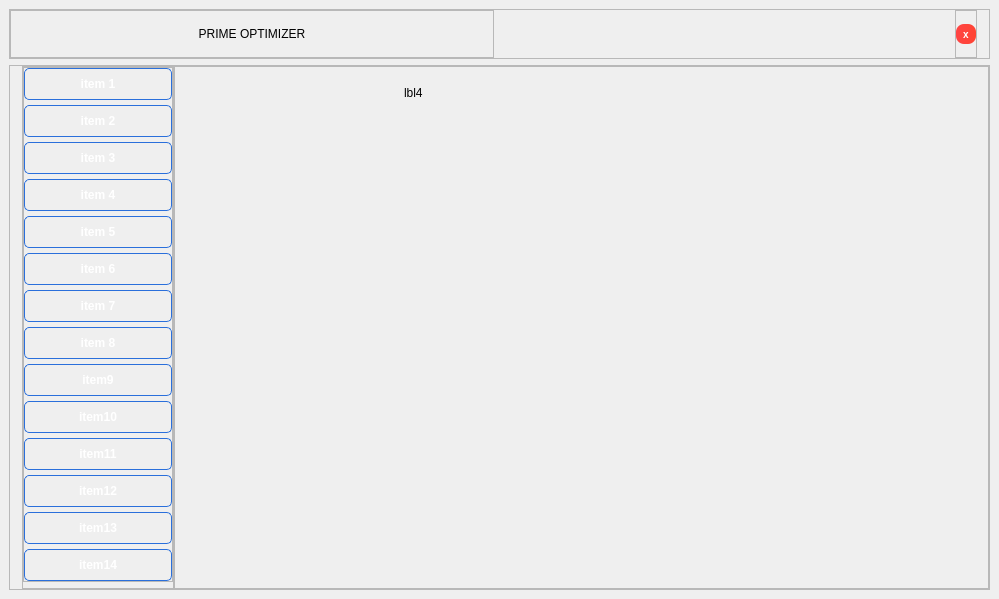
Old version of the form interface.ui in the repository ratestheme/project-1.
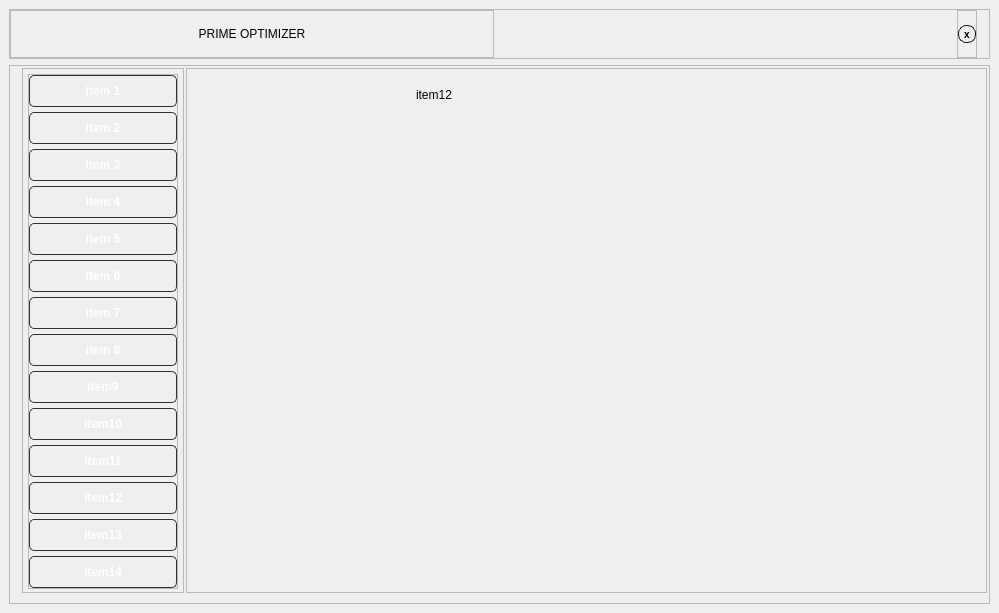
New version of the form. The open tabs and pages were chosen to show the change.

```diff
--- a/interface.ui
+++ b/interface.ui
@@ -2,20 +2,32 @@
 <ui version="4.0">
  <class>MainWindow</class>
  <widget class="QMainWindow" name="MainWindow">
+  <property name="enabled">
+   <bool>true</bool>
+  </property>
   <property name="geometry">
    <rect>
     <x>0</x>
     <y>0</y>
     <width>999</width>
-    <height>585</height>
+    <height>599</height>
    </rect>
   </property>
+  <property name="mouseTracking">
+   <bool>false</bool>
+  </property>
   <property name="windowTitle">
    <string>MainWindow</string>
   </property>
   <property name="styleSheet">
    <string notr="true"/>
   </property>
+  <property name="animated">
+   <bool>true</bool>
+  </property>
+  <property name="dockOptions">
+   <set>QMainWindow::AllowTabbedDocks|QMainWindow::AnimatedDocks|QMainWindow::GroupedDragging</set>
+  </property>
   <widget class="QWidget" name="centralwidget">
    <property name="styleSheet">
     <string notr="true"/>
@@ -128,11 +140,11 @@
            <widget class="QPushButton" name="pushButton">
             <property name="styleSheet">
              <string notr="true">QPushButton {
-    background: qlineargradient(x1:0, y1:0, x2:1, y2:0, stop:0 #ff4444, stop:1 #ff4433);
+    background: transparent;
     border-radius: 8px;  /* Half of height for perfect round */
-    border: none;
-    color: white;
-    padding: 2px 2px;
+    border:1px solid #111111;
+    color: black;
+  
     font-size: 10px;
     font-weight: bold;
     min-width: 16px;
@@ -170,21 +182,21 @@
       <property name="frameShadow">
        <enum>QFrame::Raised</enum>
       </property>
-      <layout class="QHBoxLayout" name="horizontalLayout">
+      <layout class="QHBoxLayout" name="horizontalLayout" stretch="0,0">
        <property name="spacing">
-        <number>0</number>
+        <number>2</number>
        </property>
        <property name="leftMargin">
         <number>12</number>
        </property>
        <property name="topMargin">
-        <number>0</number>
+        <number>2</number>
        </property>
        <property name="rightMargin">
-        <number>0</number>
+        <number>2</number>
        </property>
        <property name="bottomMargin">
-        <number>0</number>
+        <number>10</number>
        </property>
        <item>
         <widget class="QFrame" name="sidemenu">
@@ -197,22 +209,22 @@
          <property name="frameShadow">
           <enum>QFrame::Raised</enum>
          </property>
-         <layout class="QVBoxLayout" name="verticalLayout_2">
+         <layout class="QVBoxLayout" name="verticalLayout_2" stretch="0">
           <property name="spacing">
+           <number>2</number>
+          </property>
+          <property name="leftMargin">
+           <number>5</number>
+          </property>
+          <property name="topMargin">
+           <number>5</number>
+          </property>
+          <property name="rightMargin">
+           <number>5</number>
+          </property>
+          <property name="bottomMargin">
            <number>3</number>
           </property>
-          <property name="leftMargin">
-           <number>0</number>
-          </property>
-          <property name="topMargin">
-           <number>0</number>
-          </property>
-          <property name="rightMargin">
-           <number>0</number>
-          </property>
-          <property name="bottomMargin">
-           <number>6</number>
-          </property>
           <item alignment="Qt::AlignTop">
            <widget class="QFrame" name="frame_4">
             <property name="minimumSize">
@@ -255,9 +267,9 @@
                 <string notr="true">QPushButton {
     background: qlineargradient(
         x1:0, y1:0, x2:1, y2:0,
-        stop:0 #71e0fe, stop:1 #3c82fe
+        stop:0 #222421, stop:1 #333232
     );
-    border: 1px solid #2a6fdb;
+    border: 1px solid #303231;
     border-radius: 5px;
     color: white;
     padding: 8px 16px;
@@ -267,14 +279,14 @@
 QPushButton:hover {
     background: qlineargradient(
         x1:0, y1:0, x2:1, y2:0,
-        stop:0 #8ae6ff, stop:1 #4d8cff
+        stop:0 #333232, stop:1 #222421
     );
 }
 
 QPushButton:pressed {
     background: qlineargradient(
         x1:0, y1:0, x2:1, y2:0,
-        stop:0 #5ac8e8, stop:1 #2a6fdb
+        stop:0 #222421, stop:1 #333232
     );
 }</string>
                </property>
@@ -289,9 +301,9 @@
                 <string notr="true">QPushButton {
     background: qlineargradient(
         x1:0, y1:0, x2:1, y2:0,
-        stop:0 #71e0fe, stop:1 #3c82fe
+        stop:0 #222421, stop:1 #333232
     );
-    border: 1px solid #2a6fdb;
+    border: 1px solid #303231;
     border-radius: 5px;
     color: white;
     padding: 8px 16px;
@@ -301,14 +313,14 @@
 QPushButton:hover {
     background: qlineargradient(
         x1:0, y1:0, x2:1, y2:0,
-        stop:0 #8ae6ff, stop:1 #4d8cff
+        stop:0 #333232, stop:1 #222421
     );
 }
 
 QPushButton:pressed {
     background: qlineargradient(
         x1:0, y1:0, x2:1, y2:0,
-        stop:0 #5ac8e8, stop:1 #2a6fdb
+        stop:0 #222421, stop:1 #333232
     );
 }</string>
                </property>
@@ -323,9 +335,9 @@
                 <string notr="true">QPushButton {
     background: qlineargradient(
         x1:0, y1:0, x2:1, y2:0,
-        stop:0 #71e0fe, stop:1 #3c82fe
+        stop:0 #222421, stop:1 #333232
     );
-    border: 1px solid #2a6fdb;
+    border: 1px solid #303231;
     border-radius: 5px;
     color: white;
     padding: 8px 16px;
@@ -335,14 +347,38 @@
 QPushButton:hover {
     background: qlineargradient(
         x1:0, y1:0, x2:1, y2:0,
-        stop:0 #8ae6ff, stop:1 #4d8cff
+        stop:0 #333232, stop:1 #222421
     );
 }
 
 QPushButton:pressed {
     background: qlineargradient(
         x1:0, y1:0, x2:1, y2:0,
-        stop:0 #5ac8e8, stop:1 #2a6fdb
+        stop:0 #222421, stop:1 #333232
+    );
+}QPushButton {
+    background: qlineargradient(
+        x1:0, y1:0, x2:1, y2:0,
+        stop:0 #222421, stop:1 #333232
+    );
+    border: 1px solid #303231;
+    border-radius: 5px;
+    color: white;
+    padding: 8px 16px;
+    font-weight: bold;
+}
+
+QPushButton:hover {
+    background: qlineargradient(
+        x1:0, y1:0, x2:1, y2:0,
+        stop:0 #333232, stop:1 #222421
+    );
+}
+
+QPushButton:pressed {
+    background: qlineargradient(
+        x1:0, y1:0, x2:1, y2:0,
+        stop:0 #222421, stop:1 #333232
     );
 }</string>
                </property>
@@ -357,9 +393,9 @@
                 <string notr="true">QPushButton {
     background: qlineargradient(
         x1:0, y1:0, x2:1, y2:0,
-        stop:0 #71e0fe, stop:1 #3c82fe
+        stop:0 #222421, stop:1 #333232
     );
-    border: 1px solid #2a6fdb;
+    border: 1px solid #303231;
     border-radius: 5px;
     color: white;
     padding: 8px 16px;
@@ -369,14 +405,14 @@
 QPushButton:hover {
     background: qlineargradient(
         x1:0, y1:0, x2:1, y2:0,
-        stop:0 #8ae6ff, stop:1 #4d8cff
+        stop:0 #333232, stop:1 #222421
     );
 }
 
 QPushButton:pressed {
     background: qlineargradient(
         x1:0, y1:0, x2:1, y2:0,
-        stop:0 #5ac8e8, stop:1 #2a6fdb
+        stop:0 #222421, stop:1 #333232
     );
 }</string>
                </property>
@@ -391,9 +427,9 @@
                 <string notr="true">QPushButton {
     background: qlineargradient(
         x1:0, y1:0, x2:1, y2:0,
-        stop:0 #71e0fe, stop:1 #3c82fe
+        stop:0 #222421, stop:1 #333232
     );
-    border: 1px solid #2a6fdb;
+    border: 1px solid #303231;
     border-radius: 5px;
     color: white;
     padding: 8px 16px;
@@ -403,14 +439,14 @@
 QPushButton:hover {
     background: qlineargradient(
         x1:0, y1:0, x2:1, y2:0,
-        stop:0 #8ae6ff, stop:1 #4d8cff
+        stop:0 #333232, stop:1 #222421
     );
 }
 
 QPushButton:pressed {
     background: qlineargradient(
         x1:0, y1:0, x2:1, y2:0,
-        stop:0 #5ac8e8, stop:1 #2a6fdb
+        stop:0 #222421, stop:1 #333232
     );
 }</string>
                </property>
@@ -425,9 +461,9 @@
                 <string notr="true">QPushButton {
     background: qlineargradient(
         x1:0, y1:0, x2:1, y2:0,
-        stop:0 #71e0fe, stop:1 #3c82fe
+        stop:0 #222421, stop:1 #333232
     );
-    border: 1px solid #2a6fdb;
+    border: 1px solid #303231;
     border-radius: 5px;
     color: white;
     padding: 8px 16px;
@@ -437,14 +473,14 @@
 QPushButton:hover {
     background: qlineargradient(
         x1:0, y1:0, x2:1, y2:0,
-        stop:0 #8ae6ff, stop:1 #4d8cff
+        stop:0 #333232, stop:1 #222421
     );
 }
 
 QPushButton:pressed {
     background: qlineargradient(
         x1:0, y1:0, x2:1, y2:0,
-        stop:0 #5ac8e8, stop:1 #2a6fdb
+        stop:0 #222421, stop:1 #333232
     );
 }</string>
                </property>
@@ -459,9 +495,9 @@
                 <string notr="true">QPushButton {
     background: qlineargradient(
         x1:0, y1:0, x2:1, y2:0,
-        stop:0 #71e0fe, stop:1 #3c82fe
+        stop:0 #222421, stop:1 #333232
     );
-    border: 1px solid #2a6fdb;
+    border: 1px solid #303231;
     border-radius: 5px;
     color: white;
     padding: 8px 16px;
@@ -471,14 +507,14 @@
 QPushButton:hover {
     background: qlineargradient(
         x1:0, y1:0, x2:1, y2:0,
-        stop:0 #8ae6ff, stop:1 #4d8cff
+        stop:0 #333232, stop:1 #222421
     );
 }
 
 QPushButton:pressed {
     background: qlineargradient(
         x1:0, y1:0, x2:1, y2:0,
-        stop:0 #5ac8e8, stop:1 #2a6fdb
+        stop:0 #222421, stop:1 #333232
     );
 }</string>
                </property>
@@ -493,9 +529,9 @@
                 <string notr="true">QPushButton {
     background: qlineargradient(
         x1:0, y1:0, x2:1, y2:0,
-        stop:0 #71e0fe, stop:1 #3c82fe
+        stop:0 #222421, stop:1 #333232
     );
-    border: 1px solid #2a6fdb;
+    border: 1px solid #303231;
     border-radius: 5px;
     color: white;
     padding: 8px 16px;
@@ -505,14 +541,14 @@
 QPushButton:hover {
     background: qlineargradient(
         x1:0, y1:0, x2:1, y2:0,
-        stop:0 #8ae6ff, stop:1 #4d8cff
+        stop:0 #333232, stop:1 #222421
     );
 }
 
 QPushButton:pressed {
     background: qlineargradient(
         x1:0, y1:0, x2:1, y2:0,
-        stop:0 #5ac8e8, stop:1 #2a6fdb
+        stop:0 #222421, stop:1 #333232
     );
 }</string>
                </property>
@@ -527,9 +563,9 @@
                 <string notr="true">QPushButton {
     background: qlineargradient(
         x1:0, y1:0, x2:1, y2:0,
-        stop:0 #71e0fe, stop:1 #3c82fe
+        stop:0 #222421, stop:1 #333232
     );
-    border: 1px solid #2a6fdb;
+    border: 1px solid #303231;
     border-radius: 5px;
     color: white;
     padding: 8px 16px;
@@ -539,14 +575,14 @@
 QPushButton:hover {
     background: qlineargradient(
         x1:0, y1:0, x2:1, y2:0,
-        stop:0 #8ae6ff, stop:1 #4d8cff
+        stop:0 #333232, stop:1 #222421
     );
 }
 
 QPushButton:pressed {
     background: qlineargradient(
         x1:0, y1:0, x2:1, y2:0,
-        stop:0 #5ac8e8, stop:1 #2a6fdb
+        stop:0 #222421, stop:1 #333232
     );
 }</string>
                </property>
@@ -561,9 +597,9 @@
                 <string notr="true">QPushButton {
     background: qlineargradient(
         x1:0, y1:0, x2:1, y2:0,
-        stop:0 #71e0fe, stop:1 #3c82fe
+        stop:0 #222421, stop:1 #333232
     );
-    border: 1px solid #2a6fdb;
+    border: 1px solid #303231;
     border-radius: 5px;
     color: white;
     padding: 8px 16px;
@@ -573,14 +609,14 @@
 QPushButton:hover {
     background: qlineargradient(
         x1:0, y1:0, x2:1, y2:0,
-        stop:0 #8ae6ff, stop:1 #4d8cff
+        stop:0 #333232, stop:1 #222421
     );
 }
 
 QPushButton:pressed {
     background: qlineargradient(
         x1:0, y1:0, x2:1, y2:0,
-        stop:0 #5ac8e8, stop:1 #2a6fdb
+        stop:0 #222421, stop:1 #333232
     );
 }</string>
                </property>
@@ -595,9 +631,9 @@
                 <string notr="true">QPushButton {
     background: qlineargradient(
         x1:0, y1:0, x2:1, y2:0,
-        stop:0 #71e0fe, stop:1 #3c82fe
+        stop:0 #222421, stop:1 #333232
     );
-    border: 1px solid #2a6fdb;
+    border: 1px solid #303231;
     border-radius: 5px;
     color: white;
     padding: 8px 16px;
@@ -607,14 +643,14 @@
 QPushButton:hover {
     background: qlineargradient(
         x1:0, y1:0, x2:1, y2:0,
-        stop:0 #8ae6ff, stop:1 #4d8cff
+        stop:0 #333232, stop:1 #222421
     );
 }
 
 QPushButton:pressed {
     background: qlineargradient(
         x1:0, y1:0, x2:1, y2:0,
-        stop:0 #5ac8e8, stop:1 #2a6fdb
+        stop:0 #222421, stop:1 #333232
     );
 }</string>
                </property>
@@ -629,9 +665,9 @@
                 <string notr="true">QPushButton {
     background: qlineargradient(
         x1:0, y1:0, x2:1, y2:0,
-        stop:0 #71e0fe, stop:1 #3c82fe
+        stop:0 #222421, stop:1 #333232
     );
-    border: 1px solid #2a6fdb;
+    border: 1px solid #303231;
     border-radius: 5px;
     color: white;
     padding: 8px 16px;
@@ -641,14 +677,14 @@
 QPushButton:hover {
     background: qlineargradient(
         x1:0, y1:0, x2:1, y2:0,
-        stop:0 #8ae6ff, stop:1 #4d8cff
+        stop:0 #333232, stop:1 #222421
     );
 }
 
 QPushButton:pressed {
     background: qlineargradient(
         x1:0, y1:0, x2:1, y2:0,
-        stop:0 #5ac8e8, stop:1 #2a6fdb
+        stop:0 #222421, stop:1 #333232
     );
 }</string>
                </property>
@@ -663,9 +699,9 @@
                 <string notr="true">QPushButton {
     background: qlineargradient(
         x1:0, y1:0, x2:1, y2:0,
-        stop:0 #71e0fe, stop:1 #3c82fe
+        stop:0 #222421, stop:1 #333232
     );
-    border: 1px solid #2a6fdb;
+    border: 1px solid #303231;
     border-radius: 5px;
     color: white;
     padding: 8px 16px;
@@ -675,14 +711,14 @@
 QPushButton:hover {
     background: qlineargradient(
         x1:0, y1:0, x2:1, y2:0,
-        stop:0 #8ae6ff, stop:1 #4d8cff
+        stop:0 #333232, stop:1 #222421
     );
 }
 
 QPushButton:pressed {
     background: qlineargradient(
         x1:0, y1:0, x2:1, y2:0,
-        stop:0 #5ac8e8, stop:1 #2a6fdb
+        stop:0 #222421, stop:1 #333232
     );
 }</string>
                </property>
@@ -697,9 +733,9 @@
                 <string notr="true">QPushButton {
     background: qlineargradient(
         x1:0, y1:0, x2:1, y2:0,
-        stop:0 #71e0fe, stop:1 #3c82fe
+        stop:0 #222421, stop:1 #333232
     );
-    border: 1px solid #2a6fdb;
+    border: 1px solid #303231;
     border-radius: 5px;
     color: white;
     padding: 8px 16px;
@@ -709,14 +745,14 @@
 QPushButton:hover {
     background: qlineargradient(
         x1:0, y1:0, x2:1, y2:0,
-        stop:0 #8ae6ff, stop:1 #4d8cff
+        stop:0 #333232, stop:1 #222421
     );
 }
 
 QPushButton:pressed {
     background: qlineargradient(
         x1:0, y1:0, x2:1, y2:0,
-        stop:0 #5ac8e8, stop:1 #2a6fdb
+        stop:0 #222421, stop:1 #333232
     );
 }</string>
                </property>
@@ -752,7 +788,7 @@
           <item>
            <widget class="QStackedWidget" name="stackedWidget">
             <property name="currentIndex">
-             <number>11</number>
+             <number>0</number>
             </property>
             <widget class="QWidget" name="page">
              <widget class="QLabel" name="label_2">
@@ -886,7 +922,7 @@
                </rect>
               </property>
               <property name="text">
-               <string>lbl2</string>
+               <string>item10</string>
               </property>
              </widget>
             </widget>
@@ -901,7 +937,7 @@
                </rect>
               </property>
               <property name="text">
-               <string>lbl3</string>
+               <string>item11</string>
               </property>
              </widget>
             </widget>
@@ -916,7 +952,7 @@
                </rect>
               </property>
               <property name="text">
-               <string>lbl4</string>
+               <string>item12</string>
               </property>
              </widget>
             </widget>
@@ -931,7 +967,7 @@
                </rect>
               </property>
               <property name="text">
-               <string>lbl5</string>
+               <string>item13</string>
               </property>
              </widget>
             </widget>
@@ -946,7 +982,7 @@
                </rect>
               </property>
               <property name="text">
-               <string>lbl6</string>
+               <string>item14</string>
               </property>
              </widget>
             </widget>
```
